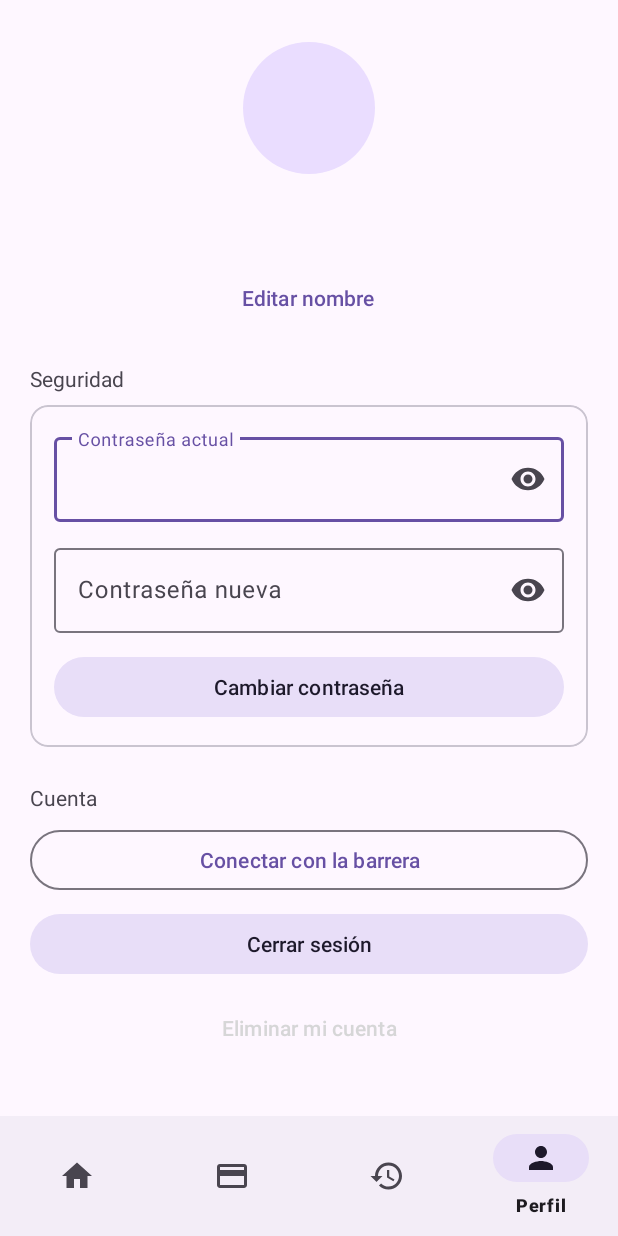
After one commit to DiegoDavidson/BarreraControl, an Android app: the PerfilActivity screen opened directly, with no data from a screen before it, on a phone screen of 412 x 824 dp. The commit adds this screen. Run offline under Robolectric (Android 15) with nearby library versions, the phone set to English and light mode, and no system bars; our stand-ins replace Firebase (no records; nobody signed in at launch, a user with empty details on screens opened directly).

Commit message:
barra de navegacion y perfil con cambiar contraseña, editar nombre y eliminar cuenta

```diff
--- a/app/src/main/AndroidManifest.xml
+++ b/app/src/main/AndroidManifest.xml
@@ -39,6 +39,8 @@
 
         <activity android:name=".TarjetasActivity" />
 
+        <activity android:name=".PerfilActivity" />
+
     </application>
 
 </manifest>
--- a/app/src/main/java/com/example/barrera/ActividadSegura.kt
+++ b/app/src/main/java/com/example/barrera/ActividadSegura.kt
@@ -6,6 +6,7 @@ import android.os.Handler
 import android.os.Looper
 import android.widget.Toast
 import androidx.appcompat.app.AppCompatActivity
+import com.google.android.material.bottomnavigation.BottomNavigationView
 import com.google.firebase.auth.FirebaseAuth
 
 // Tiempo sin tocar la pantalla antes de cerrar la sesión (15 minutos).
@@ -48,16 +49,39 @@ open class ActividadSegura : AppCompatActivity() {
         handler.removeCallbacks(alExpirar)
     }
 
+    // Barra de navegación de abajo: Panel, Tarjetas e Historial.
+    // "actual" es el id del botón de la pantalla donde estamos (ej: R.id.menuPanel)
+    protected fun configurarBarra(actual: Int) {
+        val barra = findViewById<BottomNavigationView>(R.id.barraNav)
+        barra.selectedItemId = actual
+        barra.setOnItemSelectedListener { item ->
+            val destino = when (item.itemId) {
+                R.id.menuPanel -> MainActivity::class.java
+                R.id.menuTarjetas -> TarjetasActivity::class.java
+                R.id.menuPerfil -> PerfilActivity::class.java
+                else -> HistorialActivity::class.java
+            }
+            // Si la pantalla ya estaba abierta, se trae al frente en vez de crear otra
+            val intent = Intent(this, destino)
+            intent.flags = Intent.FLAG_ACTIVITY_REORDER_TO_FRONT
+            startActivity(intent)
+            false // el botón marcado sigue siendo el de esta pantalla
+        }
+    }
+
     private fun reiniciar() {
         ultimaActividad = System.currentTimeMillis()
         handler.removeCallbacks(alExpirar)
         handler.postDelayed(alExpirar, INACTIVIDAD_MS)
     }
 
-    private fun cerrarSesion() {
+    private fun cerrarSesion() = salir("Sesión cerrada por inactividad")
+
+    // Cierra la sesión y vuelve al login (lo usan la inactividad y el botón de Perfil)
+    protected fun salir(aviso: String) {
         Barrera.desconectar()
         FirebaseAuth.getInstance().signOut()
-        Toast.makeText(this, "Sesión cerrada por inactividad", Toast.LENGTH_LONG).show()
+        Toast.makeText(this, aviso, Toast.LENGTH_LONG).show()
 
         val intent = Intent(this, LoginActivity::class.java)
         intent.flags = Intent.FLAG_ACTIVITY_NEW_TASK or Intent.FLAG_ACTIVITY_CLEAR_TASK
--- /dev/null
+++ b/app/src/main/java/com/example/barrera/PerfilActivity.kt
@@ -0,0 +1,116 @@
+package com.example.barrera
+
+import android.content.Intent
+import android.os.Bundle
+import android.widget.Button
+import android.widget.EditText
+import android.widget.TextView
+import android.widget.Toast
+import com.google.firebase.auth.EmailAuthProvider
+import androidx.appcompat.app.AlertDialog
+import com.google.firebase.auth.FirebaseAuth
+import com.google.firebase.auth.userProfileChangeRequest
+
+class PerfilActivity : ActividadSegura() {
+
+    override fun onCreate(savedInstanceState: Bundle?) {
+        super.onCreate(savedInstanceState)
+        setContentView(R.layout.activity_perfil)
+
+        val usuario = FirebaseAuth.getInstance().currentUser
+        val correo = usuario?.email ?: ""
+        val nombreInicial = usuario?.displayName?.takeIf { it.isNotBlank() } ?: correo
+        findViewById<TextView>(R.id.tvNombre).text = nombreInicial
+        findViewById<TextView>(R.id.tvCorreo).text = correo
+        ponerInicial(nombreInicial)
+
+        val etActual = findViewById<EditText>(R.id.etActual)
+        val etNueva = findViewById<EditText>(R.id.etNueva)
+
+        findViewById<Button>(R.id.btnCambiar).setOnClickListener {
+            val actual = etActual.text.toString()
+            val nueva = etNueva.text.toString()
+            val error = errorDeClave(nueva, correo)
+            when {
+                usuario == null -> return@setOnClickListener
+                actual.isEmpty() -> mostrar("Escribe tu contraseña actual")
+                error != null -> mostrar(error)
+                // Firebase pide volver a autenticar antes de cambiar la contraseña
+                else -> usuario.reauthenticate(EmailAuthProvider.getCredential(correo, actual))
+                    .addOnSuccessListener {
+                        usuario.updatePassword(nueva)
+                            .addOnSuccessListener {
+                                etActual.text.clear()
+                                etNueva.text.clear()
+                                mostrar("Contraseña actualizada")
+                            }
+                            .addOnFailureListener { mostrar("No se pudo cambiar la contraseña") }
+                    }
+                    .addOnFailureListener { mostrar("La contraseña actual es incorrecta") }
+            }
+        }
+
+        // UPDATE: cambiar el nombre que se muestra
+        findViewById<Button>(R.id.btnNombre).setOnClickListener {
+            val campo = EditText(this)
+            campo.setText(usuario?.displayName)
+            AlertDialog.Builder(this)
+                .setTitle("Editar nombre")
+                .setView(campo)
+                .setPositiveButton("Guardar") { _, _ ->
+                    val nombre = campo.text.toString().trim()
+                    if (nombre.isEmpty()) return@setPositiveButton
+                    usuario?.updateProfile(userProfileChangeRequest { displayName = nombre })
+                        ?.addOnSuccessListener {
+                            findViewById<TextView>(R.id.tvNombre).text = nombre
+                            ponerInicial(nombre)
+                            mostrar("Nombre actualizado")
+                        }
+                        ?.addOnFailureListener { mostrar("No se pudo actualizar el nombre") }
+                }
+                .setNegativeButton("Cancelar", null)
+                .show()
+        }
+
+        // DELETE: eliminar la cuenta (pide la contraseña para confirmar)
+        findViewById<Button>(R.id.btnEliminarCuenta).setOnClickListener {
+            val campo = EditText(this)
+            campo.hint = "Tu contraseña"
+            campo.inputType = android.text.InputType.TYPE_CLASS_TEXT or
+                android.text.InputType.TYPE_TEXT_VARIATION_PASSWORD
+            AlertDialog.Builder(this)
+                .setTitle("Eliminar cuenta")
+                .setMessage("Esta acción no se puede deshacer. Escribe tu contraseña para confirmar.")
+                .setView(campo)
+                .setPositiveButton("Eliminar") { _, _ ->
+                    val clave = campo.text.toString()
+                    if (usuario == null || clave.isEmpty()) return@setPositiveButton
+                    usuario.reauthenticate(EmailAuthProvider.getCredential(correo, clave))
+                        .addOnSuccessListener {
+                            usuario.delete()
+                                .addOnSuccessListener { salir("Cuenta eliminada") }
+                                .addOnFailureListener { mostrar("No se pudo eliminar la cuenta") }
+                        }
+                        .addOnFailureListener { mostrar("La contraseña es incorrecta") }
+                }
+                .setNegativeButton("Cancelar", null)
+                .show()
+        }
+
+        findViewById<Button>(R.id.btnConexion).setOnClickListener {
+            startActivity(Intent(this, ConexionActivity::class.java))
+        }
+
+        findViewById<Button>(R.id.btnSalir).setOnClickListener { salir("Sesión cerrada") }
+
+        configurarBarra(R.id.menuPerfil)
+    }
+
+    private fun ponerInicial(nombre: String) {
+        findViewById<TextView>(R.id.tvInicial).text = nombre.trim().take(1).uppercase()
+    }
+
+    private fun mostrar(texto: String) {
+        Toast.makeText(this, texto, Toast.LENGTH_SHORT).show()
+    }
+}
--- a/app/src/main/java/com/example/barrera/RegisterActivity.kt
+++ b/app/src/main/java/com/example/barrera/RegisterActivity.kt
@@ -62,8 +62,14 @@ class RegisterActivity : AppCompatActivity() {
         }
     }
 
+    private fun mostrar(texto: String) {
+        Toast.makeText(this, texto, Toast.LENGTH_SHORT).show()
+    }
+}
+
 // Devuelve el primer requisito que no cumple la contraseña, o null si es válida
-    private fun errorDeClave(clave: String, correo: String): String? {
+// (también la usa PerfilActivity al cambiar la contraseña)
+fun errorDeClave(clave: String, correo: String): String? {
     val usuarioCorreo = correo.substringBefore("@")
     return when {
         clave.length < 8 -> "La contraseña debe tener al menos 8 caracteres"
@@ -77,8 +83,3 @@ class RegisterActivity : AppCompatActivity() {
         else -> null
     }
 }
-
-    private fun mostrar(texto: String) {
-        Toast.makeText(this, texto, Toast.LENGTH_SHORT).show()
-    }
-}
--- /dev/null
+++ b/app/src/main/res/drawable/bg_chip.xml
@@ -0,0 +1,4 @@
+<shape xmlns:android="http://schemas.android.com/apk/res/android" android:shape="rectangle">
+    <solid android:color="#FFFFFFFF" />
+    <corners android:radius="8dp" />
+</shape>
--- /dev/null
+++ b/app/src/main/res/drawable/ic_historial.xml
@@ -0,0 +1,9 @@
+<vector xmlns:android="http://schemas.android.com/apk/res/android"
+    android:width="24dp"
+    android:height="24dp"
+    android:viewportWidth="24"
+    android:viewportHeight="24">
+    <path
+        android:fillColor="#FF000000"
+        android:pathData="M13,3c-4.97,0 -9,4.03 -9,9H1l3.89,3.89 0.07,0.14L9,12H6c0,-3.87 3.13,-7 7,-7s7,3.13 7,7 -3.13,7 -7,7c-1.93,0 -3.68,-0.79 -4.94,-2.06l-1.42,1.42C8.27,19.99 10.51,21 13,21c4.97,0 9,-4.03 9,-9s-4.03,-9 -9,-9zM12,8v5l4.28,2.54 0.72,-1.21 -3.5,-2.08V8H12z" />
+</vector>
--- /dev/null
+++ b/app/src/main/res/drawable/ic_panel.xml
@@ -0,0 +1,9 @@
+<vector xmlns:android="http://schemas.android.com/apk/res/android"
+    android:width="24dp"
+    android:height="24dp"
+    android:viewportWidth="24"
+    android:viewportHeight="24">
+    <path
+        android:fillColor="#FF000000"
+        android:pathData="M10,20v-6h4v6h5v-8h3L12,3 2,12h3v8z" />
+</vector>
--- /dev/null
+++ b/app/src/main/res/drawable/ic_perfil.xml
@@ -0,0 +1,9 @@
+<vector xmlns:android="http://schemas.android.com/apk/res/android"
+    android:width="24dp"
+    android:height="24dp"
+    android:viewportWidth="24"
+    android:viewportHeight="24">
+    <path
+        android:fillColor="#FF000000"
+        android:pathData="M12,12c2.21,0 4,-1.79 4,-4s-1.79,-4 -4,-4 -4,1.79 -4,4 1.79,4 4,4zM12,14c-2.67,0 -8,1.34 -8,4v2h16v-2c0,-2.66 -5.33,-4 -8,-4z" />
+</vector>
--- /dev/null
+++ b/app/src/main/res/drawable/ic_tarjetas.xml
@@ -0,0 +1,9 @@
+<vector xmlns:android="http://schemas.android.com/apk/res/android"
+    android:width="24dp"
+    android:height="24dp"
+    android:viewportWidth="24"
+    android:viewportHeight="24">
+    <path
+        android:fillColor="#FF000000"
+        android:pathData="M20,4H4C2.89,4 2.01,4.89 2.01,6L2,18c0,1.11 0.89,2 2,2h16c1.11,0 2,-0.89 2,-2V6c0,-1.11 -0.89,-2 -2,-2zM20,18H4v-6h16v6zM20,8H4V6h16v2z" />
+</vector>
--- /dev/null
+++ b/app/src/main/res/drawable/punto.xml
@@ -0,0 +1,3 @@
+<shape xmlns:android="http://schemas.android.com/apk/res/android" android:shape="oval">
+    <solid android:color="#667085" />
+</shape>
--- /dev/null
+++ b/app/src/main/res/layout/activity_perfil.xml
@@ -0,0 +1,158 @@
+<?xml version="1.0" encoding="utf-8"?>
+<LinearLayout xmlns:android="http://schemas.android.com/apk/res/android"
+    xmlns:app="http://schemas.android.com/apk/res-auto"
+    android:layout_width="match_parent"
+    android:layout_height="match_parent"
+    android:orientation="vertical">
+
+    <ScrollView
+        android:layout_width="match_parent"
+        android:layout_height="0dp"
+        android:layout_weight="1">
+
+        <LinearLayout
+            android:layout_width="match_parent"
+            android:layout_height="wrap_content"
+            android:orientation="vertical"
+            android:padding="20dp">
+
+            <TextView
+                android:id="@+id/tvInicial"
+                android:layout_width="88dp"
+                android:layout_height="88dp"
+                android:layout_gravity="center_horizontal"
+                android:layout_marginTop="8dp"
+                android:background="@drawable/punto"
+                android:backgroundTint="?attr/colorPrimaryContainer"
+                android:gravity="center"
+                android:textColor="?attr/colorOnPrimaryContainer"
+                android:textSize="36sp"
+                android:textStyle="bold" />
+
+            <TextView
+                android:id="@+id/tvNombre"
+                android:layout_width="wrap_content"
+                android:layout_height="wrap_content"
+                android:layout_gravity="center_horizontal"
+                android:layout_marginTop="12dp"
+                android:textColor="?attr/colorOnSurface"
+                android:textSize="20sp"
+                android:textStyle="bold" />
+
+            <TextView
+                android:id="@+id/tvCorreo"
+                style="@style/Texto.Subtitulo"
+                android:layout_width="wrap_content"
+                android:layout_height="wrap_content"
+                android:layout_gravity="center_horizontal" />
+
+            <Button
+                android:id="@+id/btnNombre"
+                style="@style/Widget.Material3.Button.TextButton"
+                android:layout_width="wrap_content"
+                android:layout_height="wrap_content"
+                android:layout_gravity="center_horizontal"
+                android:text="Editar nombre" />
+
+            <TextView
+                style="@style/Texto.Seccion"
+                android:layout_width="wrap_content"
+                android:layout_height="wrap_content"
+                android:layout_marginTop="20dp"
+                android:text="Seguridad" />
+
+            <com.google.android.material.card.MaterialCardView
+                android:layout_width="match_parent"
+                android:layout_height="wrap_content"
+                android:layout_marginTop="8dp"
+                app:cardBackgroundColor="?attr/colorSurface"
+                app:cardElevation="0dp"
+                app:strokeColor="?attr/colorOutlineVariant"
+                app:strokeWidth="1dp">
+
+                <LinearLayout
+                    android:layout_width="match_parent"
+                    android:layout_height="wrap_content"
+                    android:orientation="vertical"
+                    android:padding="16dp">
+
+                    <com.google.android.material.textfield.TextInputLayout
+                        style="@style/Widget.Material3.TextInputLayout.OutlinedBox"
+                        android:layout_width="match_parent"
+                        android:layout_height="wrap_content"
+                        android:hint="Contraseña actual"
+                        app:endIconMode="password_toggle">
+
+                        <com.google.android.material.textfield.TextInputEditText
+                            android:id="@+id/etActual"
+                            android:layout_width="match_parent"
+                            android:layout_height="wrap_content"
+                            android:inputType="textPassword" />
+                    </com.google.android.material.textfield.TextInputLayout>
+
+                    <com.google.android.material.textfield.TextInputLayout
+                        style="@style/Widget.Material3.TextInputLayout.OutlinedBox"
+                        android:layout_width="match_parent"
+                        android:layout_height="wrap_content"
+                        android:layout_marginTop="12dp"
+                        android:hint="Contraseña nueva"
+                        app:endIconMode="password_toggle">
+
+                        <com.google.android.material.textfield.TextInputEditText
+                            android:id="@+id/etNueva"
+                            android:layout_width="match_parent"
+                            android:layout_height="wrap_content"
+                            android:inputType="textPassword" />
+                    </com.google.android.material.textfield.TextInputLayout>
+
+                    <Button
+                        android:id="@+id/btnCambiar"
+                        style="@style/Widget.Material3.Button.TonalButton"
+                        android:layout_width="match_parent"
+                        android:layout_height="wrap_content"
+                        android:layout_marginTop="12dp"
+                        android:text="Cambiar contraseña" />
+                </LinearLayout>
+            </com.google.android.material.card.MaterialCardView>
+
+            <TextView
+                style="@style/Texto.Seccion"
+                android:layout_width="wrap_content"
+                android:layout_height="wrap_content"
+                android:layout_marginTop="24dp"
+                android:text="Cuenta" />
+
+            <Button
+                android:id="@+id/btnConexion"
+                style="@style/Widget.Material3.Button.OutlinedButton"
+                android:layout_width="match_parent"
+                android:layout_height="wrap_content"
+                android:layout_marginTop="8dp"
+                android:text="Conectar con la barrera" />
+
+            <Button
+                android:id="@+id/btnSalir"
+                style="@style/Widget.Material3.Button.TonalButton"
+                android:layout_width="match_parent"
+                android:layout_height="wrap_content"
+                android:layout_marginTop="8dp"
+                android:text="Cerrar sesión" />
+
+            <Button
+                android:id="@+id/btnEliminarCuenta"
+                style="@style/Widget.Material3.Button.TextButton"
+                android:layout_width="match_parent"
+                android:layout_height="wrap_content"
+                android:layout_marginTop="8dp"
+                android:text="Eliminar mi cuenta"
+                android:textColor="@color/estado_error" />
+        </LinearLayout>
+    </ScrollView>
+
+    <com.google.android.material.bottomnavigation.BottomNavigationView
+        android:id="@+id/barraNav"
+        android:layout_width="match_parent"
+        android:layout_height="wrap_content"
+        app:menu="@menu/menu_barra" />
+
+</LinearLayout>
--- /dev/null
+++ b/app/src/main/res/menu/menu_barra.xml
@@ -0,0 +1,19 @@
+<?xml version="1.0" encoding="utf-8"?>
+<menu xmlns:android="http://schemas.android.com/apk/res/android">
+    <item
+        android:id="@+id/menuPanel"
+        android:icon="@drawable/ic_panel"
+        android:title="Panel" />
+    <item
+        android:id="@+id/menuTarjetas"
+        android:icon="@drawable/ic_tarjetas"
+        android:title="Tarjetas" />
+    <item
+        android:id="@+id/menuHistorial"
+        android:icon="@drawable/ic_historial"
+        android:title="Historial" />
+    <item
+        android:id="@+id/menuPerfil"
+        android:icon="@drawable/ic_perfil"
+        android:title="Perfil" />
+</menu>
```
Lines whose indentation alone changed are shown as unchanged.
